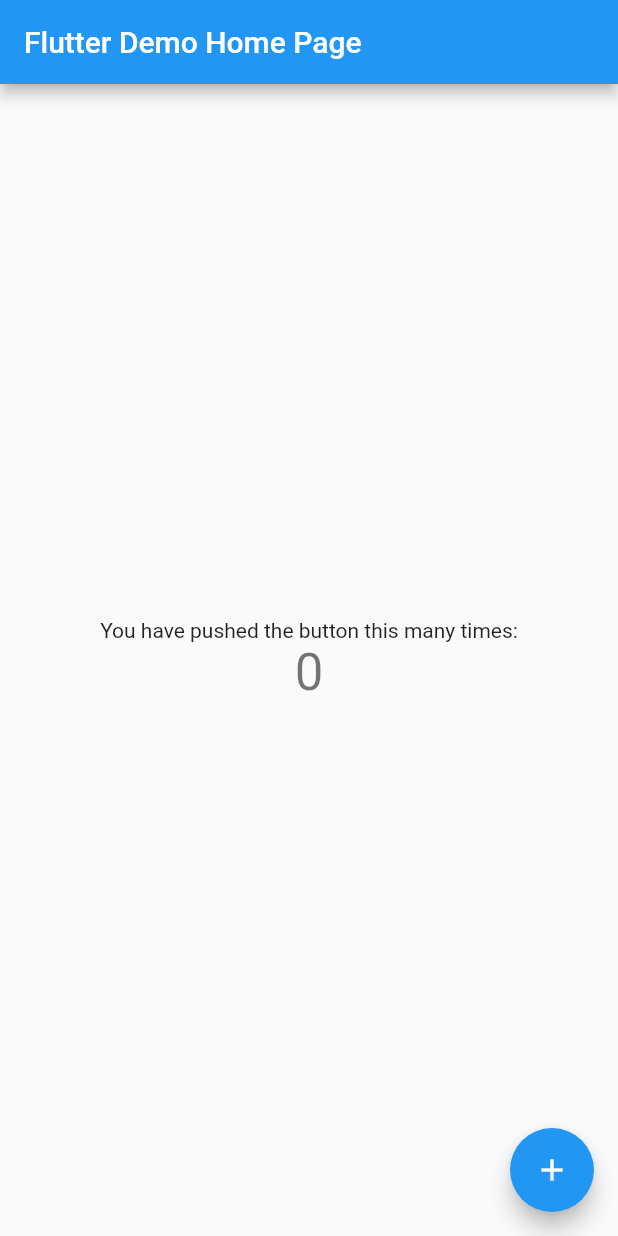
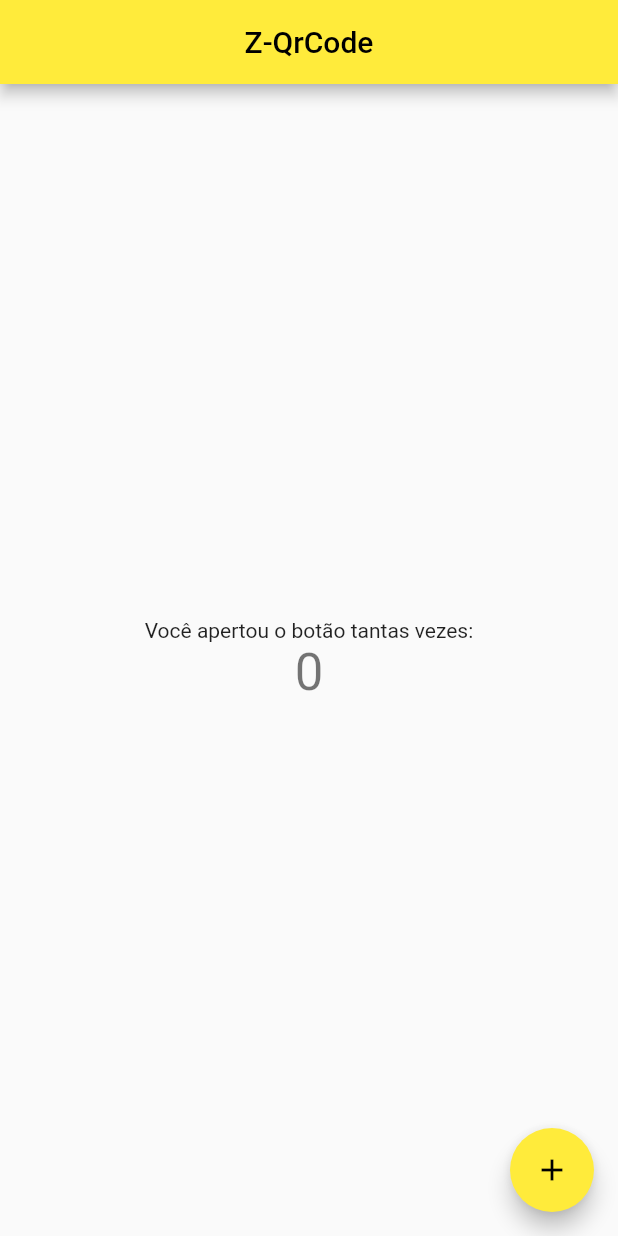
Before and after one commit to WesleyVianaDolse/zqr_code, a Flutter app: the screen it shows after launch, on a phone screen of 412 x 824 dp. Run offline on Flutter 3.47's test engine with Material 2 defaults, Android fonts, the phone set to English and light mode, and no system bars.

```diff
--- a/lib/main.dart
+++ b/lib/main.dart
@@ -12,10 +12,12 @@
   Widget build(BuildContext context) {
     return MaterialApp(
       title: 'Z-QrCode',
+      debugShowCheckedModeBanner: false,
       theme: ThemeData(
-        primarySwatch: Colors.blue,
+        primarySwatch: Colors.yellow,
       ),
-      home: const MyHomePage(title: 'Flutter Demo Home Page'),
+
+      home: const MyHomePage(title: 'Z-QrCode'),
     );
   }
 }
@@ -42,14 +44,16 @@
   Widget build(BuildContext context) {
     return Scaffold(
       appBar: AppBar(
-        title: Text(widget.title),
+        centerTitle: true,
+        title: Text(widget.title,
+        ),
       ),
       body: Center(
         child: Column(
           mainAxisAlignment: MainAxisAlignment.center,
           children: <Widget>[
             const Text(
-              'You have pushed the button this many times:',
+              'Você apertou o botão tantas vezes:',
             ),
             Text(
               '$_counter',
```
